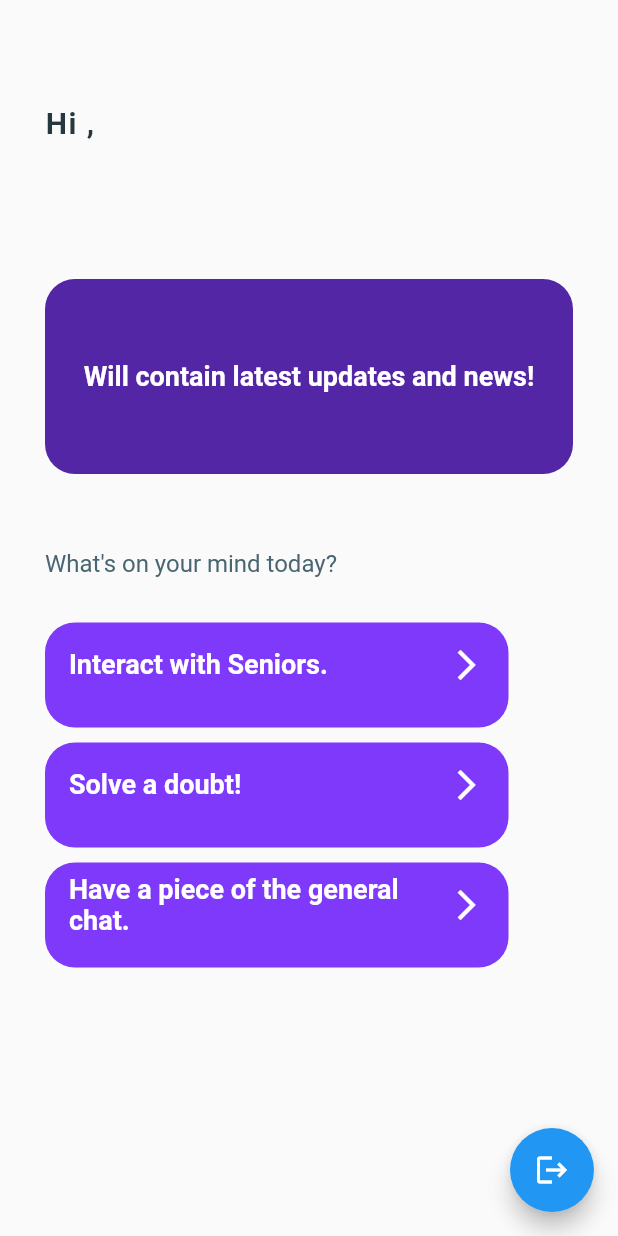
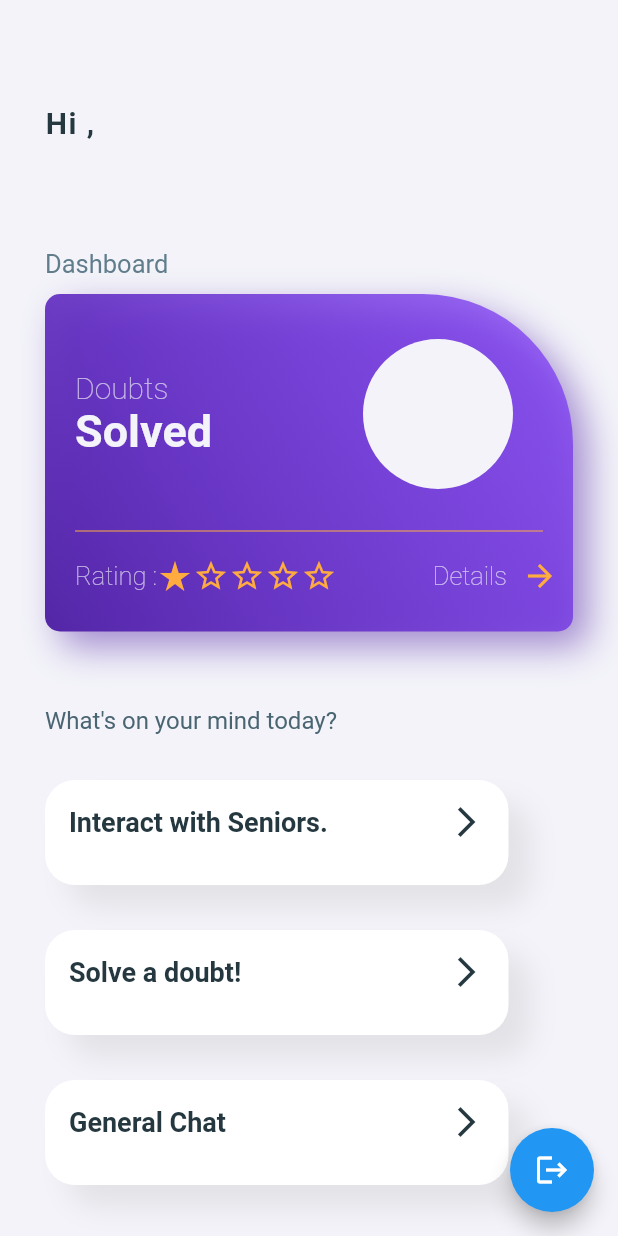
Before and after one commit to vedantkulkarni/CampusChat, a Flutter app: the screen it shows once a user with an empty profile is signed in, on a phone screen of 412 x 824 dp. Run offline on Flutter 3.47's test engine with Material 2 defaults, Android fonts, the phone set to English and light mode, and no system bars; our stand-ins replace cloud_firestore, firebase_auth, firebase_core, lottie; accounts and stored records are empty.

Commit message:
Day3 initial commit

```diff
--- a/lib/screens/chat_main.dart
+++ b/lib/screens/chat_main.dart
@@ -1,3 +1,5 @@
+import 'dart:ui';
+
 import 'package:chat_app/utils/constants.dart';
 import 'package:cloud_firestore/cloud_firestore.dart';
 import 'package:firebase_auth/firebase_auth.dart';
@@ -22,6 +24,7 @@ class _ChatMainState extends State<ChatMain> {
           child: Container(
             height: h,
             width: w,
+            color: Constants.background,
             // child: Center(child: Text('Hi'),),
             child: buildChatHome(),
           ),
@@ -30,7 +33,7 @@ class _ChatMainState extends State<ChatMain> {
           onPressed: () {
             FirebaseAuth.instance.signOut();
           },
-          child: Icon(Icons.logout),
+          child: const Icon(Icons.logout),
         ),
       ),
     );
@@ -55,7 +58,7 @@ class _ChatMainState extends State<ChatMain> {
       },
     );
   }
-}
+} //Gets User's first name and passes down to ChatHome widget.
 
 class ChatHome extends StatelessWidget {
   String username;
@@ -74,20 +77,23 @@ class ChatHome extends StatelessWidget {
           ),
           GreetingMessage(username: username),
           const SizedBox(
-            height: 50,
+            height: 30,
           ),
-          Container(
-            decoration: BoxDecoration(
-                color: Constants.secondaryThemeColor,
-                borderRadius: BorderRadius.circular(20)),
-            height: 130,
-            child: Center(
-              child: Text(
-                'Will contain latest updates and news!',
-                style: Constants.listTile,
-              ),
-            ),
+          Row(
+            children: const [
+              Text(
+                'Dashboard',
+                style: TextStyle(
+                    fontWeight: FontWeight.normal,
+                    fontSize: 17,
+                    color: Colors.blueGrey),
+              )
+            ],
           ),
+          SizedBox(
+            height: 10,
+          ),
+          UserDashboard(),
           const SizedBox(
             height: 50,
           ),
@@ -95,6 +101,136 @@ class ChatHome extends StatelessWidget {
         ],
       ),
     );
+  }
+}
+
+class UserDashboard extends StatelessWidget {
+  const UserDashboard({
+    Key? key,
+  }) : super(key: key);
+
+  @override
+  Widget build(BuildContext context) {
+    return Container(
+        width: double.maxFinite,
+        decoration: BoxDecoration(
+            gradient: LinearGradient(colors: [
+              Constants.secondaryThemeColor,
+              Constants.themeColor.withOpacity(0.7),
+            ], begin: Alignment.bottomLeft, end: Alignment.topRight),
+            boxShadow: [Constants.boxShadow],
+            borderRadius: const BorderRadius.only(
+                topRight: Radius.circular(100),
+                topLeft: Radius.circular(10),
+                bottomLeft: Radius.circular(10),
+                bottomRight: Radius.circular(10))),
+        height: 225,
+        child: Column(
+          children: [
+            Container(
+              padding: const EdgeInsets.only(
+                  top: 30, left: 20, right: 40, bottom: 20),
+              child: Row(
+                mainAxisAlignment: MainAxisAlignment.spaceBetween,
+                children: [
+                  Column(
+                    crossAxisAlignment: CrossAxisAlignment.start,
+                    children: [
+                      Text(
+                        'Doubts',
+                        style: TextStyle(
+                            fontSize: 20,
+                            color: Constants.background.withOpacity(0.7),
+                            fontWeight: FontWeight.w200),
+                      ),
+                      const Text(
+                        'Solved',
+                        style: TextStyle(
+                            fontSize: 30,
+                            color: Constants.background,
+                            fontWeight: FontWeight.bold),
+                      ),
+                    ],
+                  ),
+                  Container(
+                    width: 100,
+                    height: 100,
+                    decoration: BoxDecoration(
+                        borderRadius: BorderRadius.circular(100),
+                        color: Constants.background),
+                  )
+                ],
+              ),
+            ),
+            const Divider(
+              indent: 20,
+              endIndent: 20,
+              // color: Constants.background,
+              color: Colors.orangeAccent,
+            ),
+            Container(
+              padding:
+                  EdgeInsets.only(top: 10, right: 10, left: 20, bottom: 10),
+              child: Row(
+                mainAxisAlignment: MainAxisAlignment.spaceBetween,
+                children: [
+                  Row(
+                    children: [
+                      Text(
+                        'Rating :',
+                        style: TextStyle(
+                            color: Constants.background.withOpacity(0.7),
+                            fontWeight: FontWeight.w200,
+                            fontSize: 17),
+                      ),
+                      const Icon(
+                        Icons.star_rate,
+                        color: Colors.orangeAccent,
+                      ),
+                      const Icon(
+                        Icons.star_border,
+                        color: Colors.orangeAccent,
+                      ),
+                      const Icon(
+                        Icons.star_border,
+                        color: Colors.orangeAccent,
+                      ),
+                      const Icon(
+                        Icons.star_border,
+                        color: Colors.orangeAccent,
+                      ),
+                      const Icon(
+                        Icons.star_border,
+                        color: Colors.orangeAccent,
+                      ),
+                    ],
+                  ),
+                  GestureDetector(
+                    onTap: () {},
+                    child: Row(
+                      children: [
+                        Text(
+                          'Details',
+                          style: TextStyle(
+                              color: Constants.background.withOpacity(0.7),
+                              fontSize: 17,
+                              fontWeight: FontWeight.w200),
+                        ),
+                        SizedBox(
+                          width: 10,
+                        ),
+                        const Icon(
+                          Icons.arrow_forward,
+                          color: Colors.orangeAccent,
+                        )
+                      ],
+                    ),
+                  )
+                ],
+              ),
+            ),
+          ],
+        ));
   }
 }
 
@@ -106,7 +242,7 @@ class ActivityList extends StatelessWidget {
   static const List<String> activityList = [
     'Interact with Seniors.',
     'Solve a doubt!',
-    'Have a piece of the general chat.',
+    'General Chat',
   ];
 
   @override
@@ -124,7 +260,7 @@ class ActivityList extends StatelessWidget {
           ),
           Expanded(
             child: ListView(
-              physics: BouncingScrollPhysics(),
+              physics: const BouncingScrollPhysics(),
               children: List.generate(activityList.length, (index) {
                 return Column(
                   crossAxisAlignment: CrossAxisAlignment.start,
@@ -132,13 +268,19 @@ class ActivityList extends StatelessWidget {
                     Container(
                       decoration: BoxDecoration(
                           borderRadius: BorderRadius.circular(20),
-                          color: Constants.themeColor),
+                          color: Colors.white,
+                          boxShadow: [
+                            BoxShadow(
+                                color: Colors.grey.withOpacity(0.2),
+                                blurRadius: 15,
+                                offset: const Offset(15.0, 15.0))
+                          ]),
                       height: 70,
                       width: MediaQuery.of(context).size.width * 0.75,
                       child: ListTile(
-                        trailing: Icon(
+                        trailing: const  Icon(
                           Icons.arrow_forward_ios,
-                          color: Colors.white,
+                          color: Constants.darkText,
                         ),
                         title: Text(
                           activityList[index],
@@ -147,7 +289,7 @@ class ActivityList extends StatelessWidget {
                       ),
                     ),
                     const SizedBox(
-                      height: 10,
+                      height: 30,
                     )
                   ],
                 );
--- a/lib/utils/constants.dart
+++ b/lib/utils/constants.dart
@@ -6,8 +6,14 @@ class Constants {
   static const Color darkText = Color(0xFF253840);
   static const Color lightText = Color(0xFF4A6572);
   static const Color secondaryThemeColor = Color.fromRGBO(83, 38, 166, 1);
+  static const Color background = Color.fromARGB(255, 243, 243, 249);
   static const String fontName = 'Roboto';
   static const String mainScreenRoute = '/main';
+
+  static BoxShadow boxShadow = BoxShadow(
+      color: Constants.secondaryThemeColor.withOpacity(0.5),
+      blurRadius: 20.0,
+      offset: Offset(10.0, 10.0));
 
   static const TextStyle display1 = TextStyle(
     // h4 -> display1
@@ -55,12 +61,11 @@ class Constants {
   );
 
   static const TextStyle listTile = TextStyle(
-    // body1 -> body2
-    fontFamily: fontName,
-    fontWeight: FontWeight.bold,
-    fontSize: 18,
-    color: Colors.white,
-  );
+      // body1 -> body2
+      fontFamily: fontName,
+      fontWeight: FontWeight.w600,
+      fontSize: 18,
+      color: darkText);
 
   static const TextStyle body1 = TextStyle(
       // body2 -> body1
```
